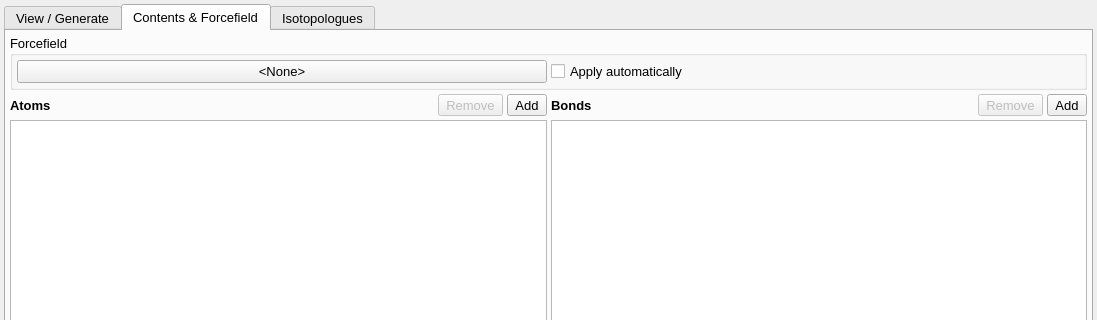
This is src/gui/speciestab.ui in disorderedmaterials/dissolve as Qt 5 draws it before an edit; both pictures show x 0 to 1097 and y 0 to 320 of the 1097 by 698 pixel window. The edited form follows.
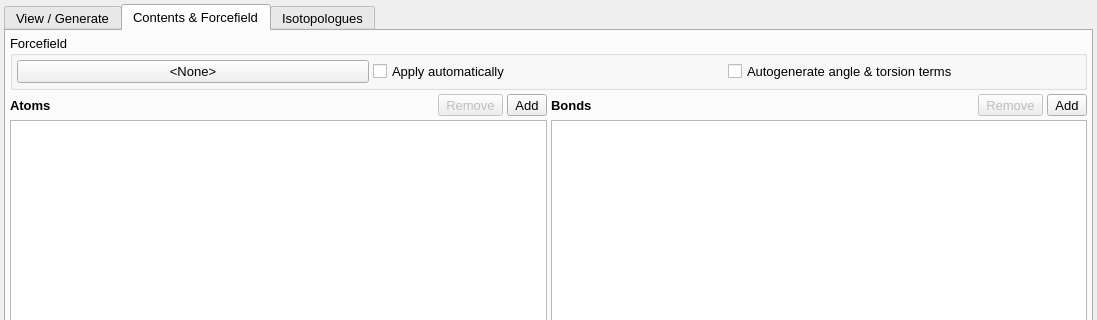
This is the edited form. The open tabs and pages were chosen to show the change. Icons and pictures are not drawn. Custom widgets are drawn as their Qt base class.

Commit message: Allow species to autogenerate their own intramolecular terms when connectivity changes.

```diff
--- a/src/gui/speciestab.ui
+++ b/src/gui/speciestab.ui
@@ -190,6 +190,13 @@
             </property>
            </widget>
           </item>
+          <item>
+           <widget class="QCheckBox" name="ForcefieldAutoUpdateIntramolecularCheck">
+            <property name="text">
+             <string>Autogenerate angle &amp;&amp; torsion terms</string>
+            </property>
+           </widget>
+          </item>
          </layout>
         </widget>
        </item>
```
The commit also changes 8 other files.
